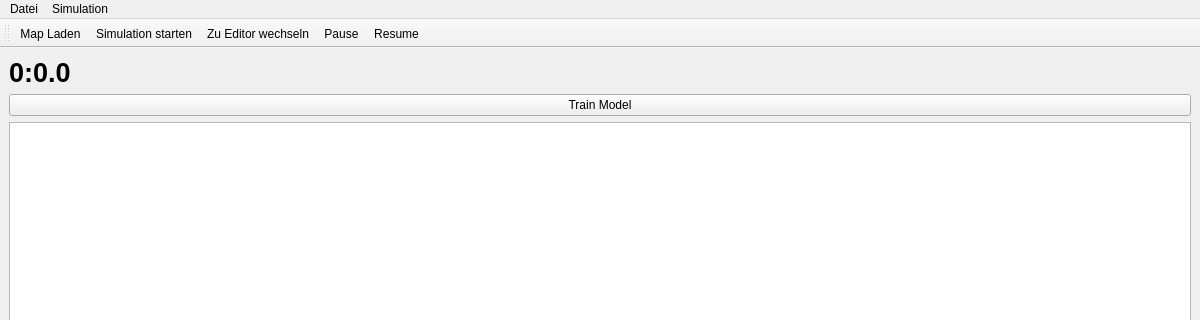
This is bin/source/simulatorwindow.ui in Waldemarv/swt1718 as Qt 5 draws it before an edit; both pictures show x 0 to 1200 and y 0 to 320 of the 1200 by 800 pixel window. The edited form follows.
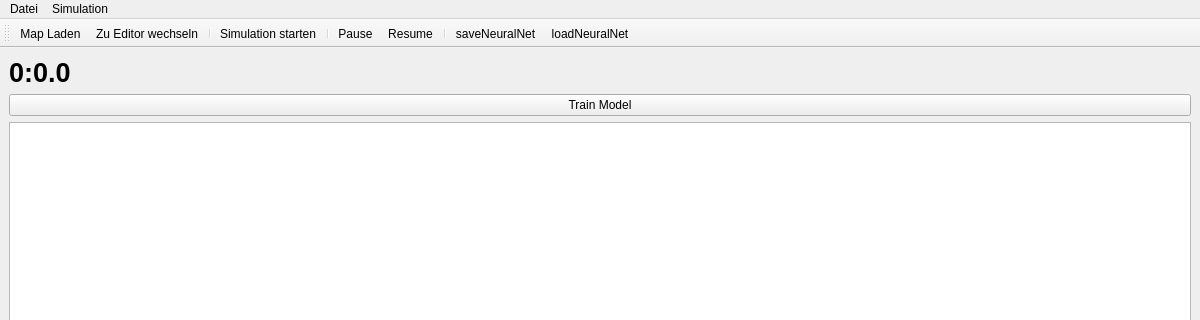
This is the edited form.

Commit message: Added load/save neural Network + Editor load and save BUG FIX

Diff of the .ui file:
```diff
--- a/bin/source/simulatorwindow.ui
+++ b/bin/source/simulatorwindow.ui
@@ -89,10 +89,15 @@
     <bool>false</bool>
    </attribute>
    <addaction name="actionMap_ffnen"/>
-   <addaction name="actionSimulation_starten"/>
    <addaction name="actionZu_Editor_wechseln"/>
+   <addaction name="separator"/>
+   <addaction name="actionSimulation_starten"/>
+   <addaction name="separator"/>
    <addaction name="actionPause"/>
    <addaction name="actionResume"/>
+   <addaction name="separator"/>
+   <addaction name="actionsaveNeuralNet"/>
+   <addaction name="actionloadNeuralNet"/>
   </widget>
   <action name="actionMap_ffnen">
    <property name="text">
@@ -119,6 +124,16 @@
     <string>Resume</string>
    </property>
   </action>
+  <action name="actionsaveNeuralNet">
+   <property name="text">
+    <string>saveNeuralNet</string>
+   </property>
+  </action>
+  <action name="actionloadNeuralNet">
+   <property name="text">
+    <string>loadNeuralNet</string>
+   </property>
+  </action>
  </widget>
  <resources/>
  <connections/>
```
Left out of the diff: 20 changed lines with no effect on the pictures. The commit also changes 9 other files.
